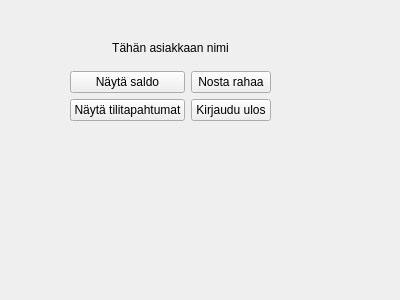
JuusoToratti/tvt23pankkiprojekti, file bank-automat/mainuserinterface.ui: the form before one commit.
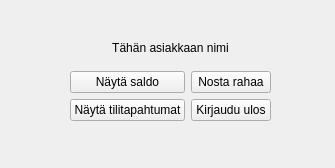
The form after the commit.

What changed in the file:
```diff
--- a/bank-automat/mainuserinterface.ui
+++ b/bank-automat/mainuserinterface.ui
@@ -6,8 +6,8 @@
    <rect>
     <x>0</x>
     <y>0</y>
-    <width>400</width>
-    <height>300</height>
+    <width>335</width>
+    <height>168</height>
    </rect>
   </property>
   <property name="windowTitle">
```
